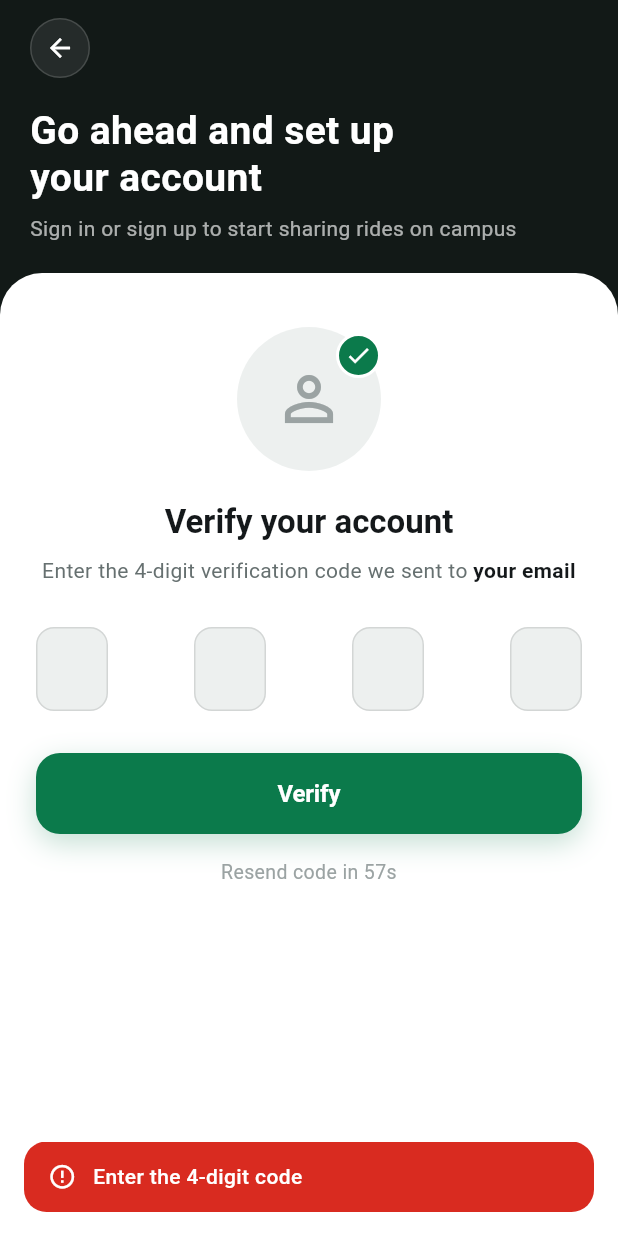
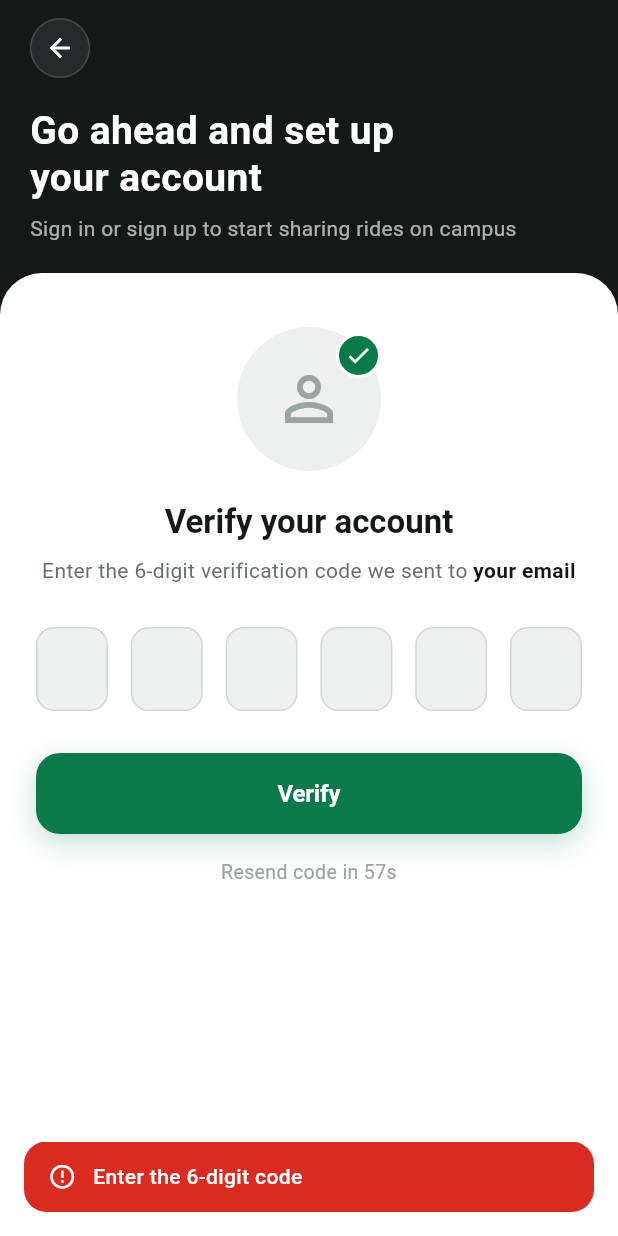
Before and after one commit to asterisks-official/uniride_v2_app, a Flutter app: the OtpScreen screen opened by its route, after a tap on "Verify", on a phone screen of 412 x 824 dp. Run offline on Flutter 3.47's test engine with Material 3 defaults, Android fonts, the phone set to English and light mode, and no system bars; our stand-ins replace cached_network_image, camera, connectivity_plus, dio, firebase_core, firebase_messaging and 12 more; missing offline and left inert: google_mlkit_face_detection; accounts and stored records are empty.

Commit message:
revert(auth): six-digit codes in the app
Matches the backend revert. This half was written at the same time and then
left uncommitted, so the tree said six while the last pushed commit said four
-- a build from a clean checkout would have shown a four-box input against a
six-digit code, which reads as a broken app rather than a missing commit.

Co-Authored-By: Claude Opus 5 (1M context) <noreply@anthropic.com>

```diff
--- a/lib/features/auth/presentation/screens/auth_screen.dart
+++ b/lib/features/auth/presentation/screens/auth_screen.dart
@@ -352,10 +352,10 @@ class _RegisterFormState extends ConsumerState<_RegisterForm> {
             padding: const EdgeInsets.symmetric(horizontal: 4),
             child: Text(
               isRider
-                  ? "We'll email you a 4-digit code. After that you'll add "
+                  ? "We'll email you a 6-digit code. After that you'll add "
                       'your vehicle, documents and a face check — riding is '
                       'open to you once an admin approves them.'
-                  : "We'll email you a 4-digit code to verify your account.",
+                  : "We'll email you a 6-digit code to verify your account.",
               style: const TextStyle(
                 color: AppColors.muted,
                 fontSize: 12,
--- a/lib/features/auth/presentation/screens/otp_screen.dart
+++ b/lib/features/auth/presentation/screens/otp_screen.dart
@@ -56,8 +56,8 @@ class _OtpScreenState extends ConsumerState<OtpScreen> {
 
   Future<void> _submit() async {
     final code = _otp.text.trim();
-    if (code.length != 4) {
-      showAppSnack(context, 'Enter the 4-digit code', isError: true);
+    if (code.length != 6) {
+      showAppSnack(context, 'Enter the 6-digit code', isError: true);
       return;
     }
     FocusScope.of(context).unfocus();
@@ -99,7 +99,7 @@ class _OtpScreenState extends ConsumerState<OtpScreen> {
           const SizedBox(height: 8),
           Text.rich(
             TextSpan(
-              text: 'Enter the 4-digit verification code we sent to ',
+              text: 'Enter the 6-digit verification code we sent to ',
               style: const TextStyle(
                 color: AppColors.textSecondary,
                 height: 1.4,
--- a/lib/features/auth/presentation/screens/reset_password_screen.dart
+++ b/lib/features/auth/presentation/screens/reset_password_screen.dart
@@ -84,8 +84,8 @@ class _ResetPasswordScreenState extends ConsumerState<ResetPasswordScreen> {
               keyboardType: TextInputType.number,
               textInputAction: TextInputAction.next,
               prefixIcon: Icons.pin_outlined,
-              validator: (v) => (v == null || v.trim().length != 4)
-                  ? 'Enter the 4-digit code'
+              validator: (v) => (v == null || v.trim().length != 6)
+                  ? 'Enter the 6-digit code'
                   : null,
             ),
             const SizedBox(height: 16),
--- a/lib/features/auth/presentation/widgets/otp_input.dart
+++ b/lib/features/auth/presentation/widgets/otp_input.dart
@@ -8,7 +8,7 @@ class OtpInput extends StatefulWidget {
   const OtpInput({
     super.key,
     required this.controller,
-    this.length = 4,
+    this.length = 6,
     this.onCompleted,
   });
 
```
